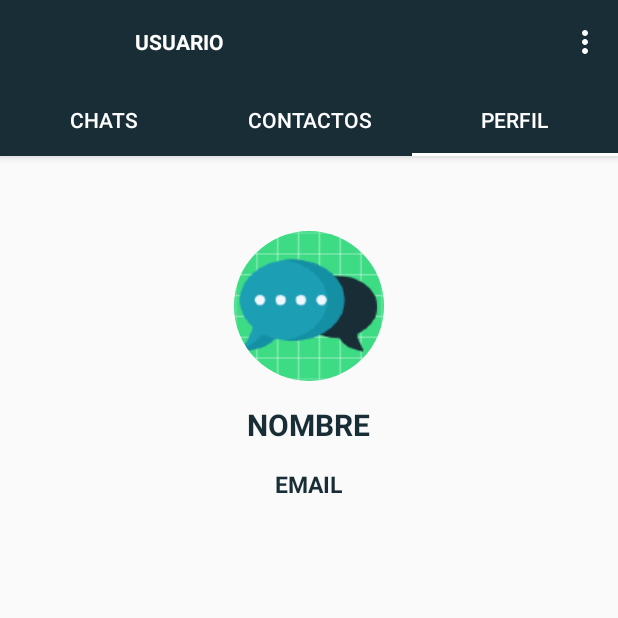
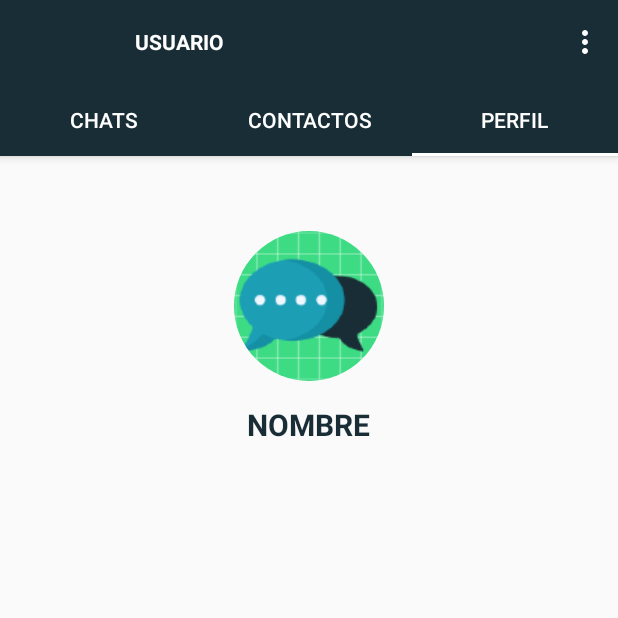
Before and after one commit to wendysoto/ProyectoChat_Android, an Android app: the screen it shows after launch once a user with an empty profile is signed in (InitActivity), tab 3 chosen, on a phone screen of 412 x 824 dp, the top half of it. Run offline under Robolectric (Android 15) with nearby library versions, the phone set to English and light mode, and no system bars; our stand-ins replace CircleImageView, Firebase (no records; nobody signed in at launch, a user with empty details on screens opened directly); 3 statements that could not run were skipped.

Commit message:
estado activo

```diff
--- a/ChatApp/app/src/main/java/com/example/chatapp/Adapter/UserAdapter.java
+++ b/ChatApp/app/src/main/java/com/example/chatapp/Adapter/UserAdapter.java
@@ -22,12 +22,12 @@ import java.util.List;
 public class UserAdapter extends RecyclerView.Adapter<UserAdapter.ViewHolder> {
     private Context mContext;
     private List<User> mUsers;
-    //private boolean ischat;
+    private boolean ischat;
 
-    public UserAdapter(Context mContext, List<User> mUsers){
+    public UserAdapter(Context mContext, List<User> mUsers,boolean ischat){
         this.mContext = mContext;
         this.mUsers = mUsers;
-        //this.ischat = ischat;
+        this.ischat = ischat;
     }
 
     @NonNull
@@ -47,7 +47,7 @@ public class UserAdapter extends RecyclerView.Adapter<UserAdapter.ViewHolder> {
             Glide.with(mContext).load(user.getImageURL()).into(holder.profile_image);
         }
 
-      /*  //estado en linea:
+        //estado en linea:
         if(ischat){
             if (user.getStatus().equals("online")) {
                 holder.img_on.setVisibility(View.VISIBLE);
@@ -60,7 +60,7 @@ public class UserAdapter extends RecyclerView.Adapter<UserAdapter.ViewHolder> {
             holder.img_on.setVisibility(View.GONE);
             holder.img_off.setVisibility(View.GONE);
         }
-//////////////*/
+//////////////
         holder.itemView.setOnClickListener(new View.OnClickListener() {
             @Override
             public void onClick(View view) {
@@ -81,8 +81,8 @@ public class UserAdapter extends RecyclerView.Adapter<UserAdapter.ViewHolder> {
         public TextView username;
         public ImageView profile_image;
         //stado en linea
-       /* private ImageView img_on;
-        private ImageView img_off;*/
+        private ImageView img_on;
+        private ImageView img_off;
 
         public ViewHolder(View itemView){
             super(itemView);
@@ -90,8 +90,8 @@ public class UserAdapter extends RecyclerView.Adapter<UserAdapter.ViewHolder> {
             username = itemView.findViewById(R.id.username);
             profile_image = itemView.findViewById(R.id.profile_image);
             //en linea
-            /*img_on = itemView.findViewById(R.id.img_on);
-            img_off = itemView.findViewById(R.id.img_off);*/
+            img_on = itemView.findViewById(R.id.img_on);
+            img_off = itemView.findViewById(R.id.img_off);
 
         }
 
--- a/ChatApp/app/src/main/java/com/example/chatapp/Fragments/ChatsFragment.java
+++ b/ChatApp/app/src/main/java/com/example/chatapp/Fragments/ChatsFragment.java
@@ -104,7 +104,7 @@ public class ChatsFragment extends Fragment {
                     }
                 }
 
-                userAdapter = new UserAdapter(getContext(),mUsers);
+                userAdapter = new UserAdapter(getContext(),mUsers,true);
                 recyclerView.setAdapter(userAdapter);
             }
 
--- a/ChatApp/app/src/main/java/com/example/chatapp/Fragments/ProfileFragment.java
+++ b/ChatApp/app/src/main/java/com/example/chatapp/Fragments/ProfileFragment.java
@@ -47,7 +47,7 @@ import static android.app.Activity.RESULT_OK;
 
 public class ProfileFragment extends Fragment {
     CircleImageView image_profile;
-    TextView username ,correo;
+    TextView username;
     DatabaseReference reference;
     FirebaseUser fuser;
     /*//agregado
@@ -71,7 +71,7 @@ public class ProfileFragment extends Fragment {
 
         image_profile=view.findViewById(R.id.profile_image);
         username=view.findViewById(R.id.username);
-        correo=view.findViewById(R.id.email);
+
 
         storageReference= FirebaseStorage.getInstance().getReference("uploads");
         /*//agregado
@@ -86,16 +86,21 @@ public class ProfileFragment extends Fragment {
         reference.addValueEventListener(new ValueEventListener() {
             @Override
             public void onDataChange(@NonNull DataSnapshot dataSnapshot) {
-                User user=dataSnapshot.getValue(User.class);
-                username.setText(user.getUsername());
-                correo.setText(user.getId());
 
-                if (user.getImageURL().equals("default")) {
-                    image_profile.setImageResource(R.mipmap.ic_launcher);
+                if(isAdded()){
+                    //Load image if the fragment is currently added to its activity.
+                    User user = dataSnapshot.getValue(User.class);
+                    username.setText(user.getUsername());
+                    if (user.getImageURL().equals("default")) {
+                        image_profile.setImageResource(R.mipmap.ic_launcher);
 
-                }else{
-                    Glide.with(getContext()).load(user.getImageURL()).into(image_profile);
+                    }else{
+                        Glide.with(getContext()).load(user.getImageURL()).into(image_profile);
+                    }
                 }
+
+
+
             }
 
             @Override
--- a/ChatApp/app/src/main/java/com/example/chatapp/Fragments/UsersFragment.java
+++ b/ChatApp/app/src/main/java/com/example/chatapp/Fragments/UsersFragment.java
@@ -74,7 +74,7 @@ public class UsersFragment extends Fragment {
                     }
                 }
 
-                userAdapter = new UserAdapter(getContext(),mUsers);
+                userAdapter = new UserAdapter(getContext(),mUsers,false);
                 recyclerView.setAdapter(userAdapter);
 
             }
--- a/ChatApp/app/src/main/java/com/example/chatapp/RegisterActivity.java
+++ b/ChatApp/app/src/main/java/com/example/chatapp/RegisterActivity.java
@@ -81,6 +81,8 @@ public class RegisterActivity extends AppCompatActivity {
                     hashMap.put("id",userid);
                     hashMap.put("username",username);
                     hashMap.put("imageURL","default");
+                    hashMap.put("status","offline");
+
                     Toast.makeText(RegisterActivity.this, "Usuario Creado EXitosamente", Toast.LENGTH_SHORT).show();
                     reference.setValue(hashMap).addOnCompleteListener(new OnCompleteListener<Void>(){
                         @Override
--- a/ChatApp/app/src/main/res/layout/fragment_profile.xml
+++ b/ChatApp/app/src/main/res/layout/fragment_profile.xml
@@ -31,18 +31,6 @@
             android:textSize="20sp"
             android:textStyle="bold" />
 
-        <TextView
-            android:id="@+id/email"
-            android:layout_width="wrap_content"
-            android:layout_height="wrap_content"
-            android:layout_below="@id/username"
-            android:layout_centerHorizontal="true"
-            android:layout_marginTop="15dp"
-            android:text="EMAIL"
-            android:textColor="@color/colorPrimaryDark"
-            android:textSize="15sp"
-            android:textStyle="bold" />
-
 
     </RelativeLayout>
 
--- a/ChatApp/app/src/main/res/layout/fragment_users.xml
+++ b/ChatApp/app/src/main/res/layout/fragment_users.xml
@@ -5,11 +5,10 @@
     android:layout_height="match_parent"
     tools:context=".Fragments.UsersFragment">
 
-    <EditText
+    <TextView
         android:layout_width="match_parent"
         android:layout_height="wrap_content"
         android:layout_margin="5dp"
-        android:hint="Buscar..."
         android:id="@+id/search_users"/>
 
     <androidx.recyclerview.widget.RecyclerView
--- a/ChatApp/app/src/main/res/layout/user_item.xml
+++ b/ChatApp/app/src/main/res/layout/user_item.xml
@@ -32,20 +32,22 @@
         android:layout_marginTop="10dp"
         android:layout_toEndOf="@id/profile_image"
         android:layout_toRightOf="@id/profile_image"
-        android:src="@mipmap/ic_launcher"
+        android:src="@android:color/holo_green_light"
         app:civ_border_color="#05df29"
         app:civ_border_width="6dp" />
+
     <de.hdodenhof.circleimageview.CircleImageView
         android:id="@+id/img_off"
         android:layout_width="15dp"
         android:layout_height="15dp"
+
         android:layout_below="@id/username"
         android:layout_marginStart="-9dp"
         android:layout_marginLeft="-15dp"
         android:layout_marginTop="10dp"
         android:layout_toEndOf="@id/profile_image"
         android:layout_toRightOf="@id/profile_image"
-        android:src="@mipmap/ic_launcher"
+        android:src="@android:color/darker_gray"
         app:civ_border_color="#bfbfbf"
         app:civ_border_width="6dp" />
 
```
Also changed, not shown: ChatApp/app/src/main/java/com/example/chatapp/InitActivity.java (+5 -3 lines), ChatApp/app/src/main/java/com/example/chatapp/MessageActivity.java (+4 -3 lines), ChatApp/app/src/main/java/com/example/chatapp/Model/User.java (+10 -2 lines).
